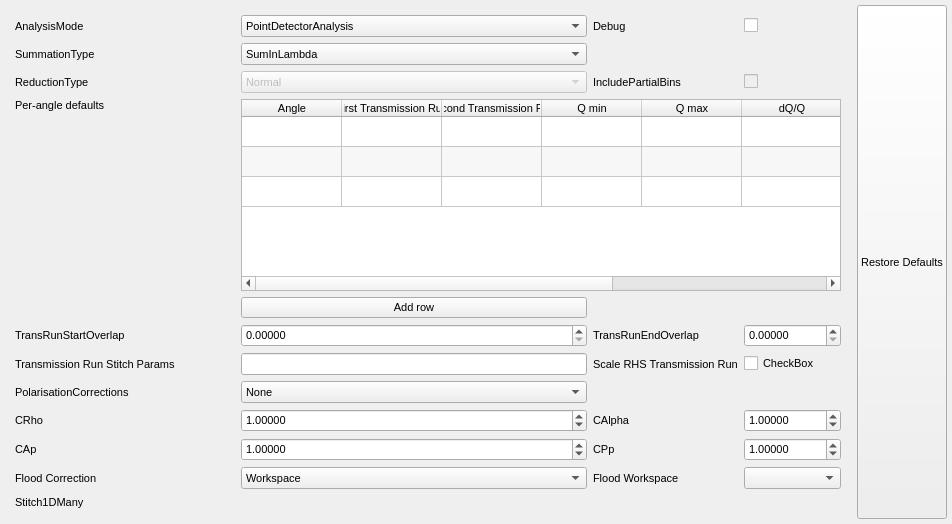
The window that qt/scientific_interfaces/ISISReflectometry/GUI/Experiment/ExperimentWidget.ui (mantidproject/mantid) describes before a commit, drawn with Qt 5.
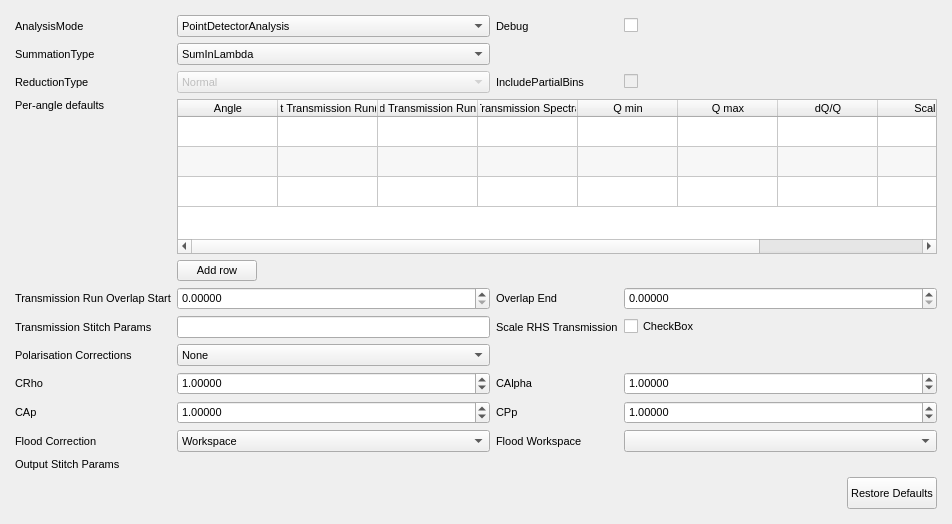
The same window after the commit. Custom widgets are drawn as their Qt base class.

Commit message:
Add new input widgets and remove hard-coded column count
Improve layout of ui widgets. Remove all instances of hard-coded number of columns in the per-theta defaults table

Re #26063

What changed in the file:
```diff
--- a/qt/scientific_interfaces/ISISReflectometry/GUI/Experiment/ExperimentWidget.ui
+++ b/qt/scientific_interfaces/ISISReflectometry/GUI/Experiment/ExperimentWidget.ui
@@ -26,7 +26,7 @@
   <property name="windowTitle">
    <string>Settings Tab</string>
   </property>
-  <layout class="QHBoxLayout" name="horizontalLayout" stretch="0,0">
+  <layout class="QHBoxLayout" name="horizontalLayout" stretch="0">
    <property name="leftMargin">
     <number>5</number>
    </property>
@@ -40,7 +40,7 @@
     <number>5</number>
    </property>
    <item>
-    <layout class="QGridLayout" name="expSettingsGrid" rowstretch="1,0,0,0,0,0,0,0,0,0,0,0,0,0" columnstretch="1,0,0,0">
+    <layout class="QGridLayout" name="expSettingsGrid" rowstretch="0,0,0,0,0,0,0,0,0,0,0,0,0,0,0,0,0" columnstretch="0,1,0,1,0">
      <property name="leftMargin">
       <number>10</number>
      </property>
@@ -53,7 +53,200 @@
      <property name="bottomMargin">
       <number>10</number>
      </property>
-     <item row="3" column="1" rowspan="3" colspan="3">
+     <item row="10" column="0">
+      <widget class="QLabel" name="polCorrLabel">
+       <property name="minimumSize">
+        <size>
+         <width>117</width>
+         <height>0</height>
+        </size>
+       </property>
+       <property name="text">
+        <string>Polarisation Corrections</string>
+       </property>
+      </widget>
+     </item>
+     <item row="8" column="0">
+      <widget class="QLabel" name="startOverlapLabel">
+       <property name="minimumSize">
+        <size>
+         <width>117</width>
+         <height>0</height>
+        </size>
+       </property>
+       <property name="text">
+        <string>Transmission Run Overlap Start</string>
+       </property>
+      </widget>
+     </item>
+     <item row="13" column="2">
+      <widget class="QLabel" name="floodWorkspaceWsSelectorLabel">
+       <property name="sizePolicy">
+        <sizepolicy hsizetype="MinimumExpanding" vsizetype="Preferred">
+         <horstretch>0</horstretch>
+         <verstretch>0</verstretch>
+        </sizepolicy>
+       </property>
+       <property name="minimumSize">
+        <size>
+         <width>117</width>
+         <height>0</height>
+        </size>
+       </property>
+       <property name="text">
+        <string>Flood Workspace</string>
+       </property>
+      </widget>
+     </item>
+     <item row="3" column="3">
+      <widget class="QCheckBox" name="includePartialBinsCheckBox">
+       <property name="enabled">
+        <bool>false</bool>
+       </property>
+       <property name="minimumSize">
+        <size>
+         <width>50</width>
+         <height>0</height>
+        </size>
+       </property>
+       <property name="text">
+        <string/>
+       </property>
+      </widget>
+     </item>
+     <item row="9" column="2">
+      <widget class="QLabel" name="transmissionScaleRHSLabel">
+       <property name="minimumSize">
+        <size>
+         <width>117</width>
+         <height>0</height>
+        </size>
+       </property>
+       <property name="text">
+        <string>Scale RHS Transmission</string>
+       </property>
+      </widget>
+     </item>
+     <item row="3" column="1">
+      <widget class="QComboBox" name="reductionTypeComboBox">
+       <property name="enabled">
+        <bool>false</bool>
+       </property>
+       <property name="sizePolicy">
+        <sizepolicy hsizetype="Minimum" vsizetype="Fixed">
+         <horstretch>0</horstretch>
+         <verstretch>0</verstretch>
+        </sizepolicy>
+       </property>
+       <item>
+        <property name="text">
+         <string>Normal</string>
+        </property>
+       </item>
+       <item>
+        <property name="text">
+         <string>DivergentBeam</string>
+        </property>
+       </item>
+       <item>
+        <property name="text">
+         <string>NonFlatSample</string>
+        </property>
+       </item>
+      </widget>
+     </item>
+     <item row="13" column="0">
+      <widget class="QLabel" name="floodCorLabel">
+       <property name="minimumSize">
+        <size>
+         <width>117</width>
+         <height>0</height>
+        </size>
+       </property>
+       <property name="text">
+        <string>Flood Correction</string>
+       </property>
+      </widget>
+     </item>
+     <item row="8" column="3">
+      <widget class="QDoubleSpinBox" name="endOverlapEdit">
+       <property name="minimumSize">
+        <size>
+         <width>50</width>
+         <height>0</height>
+        </size>
+       </property>
+       <property name="decimals">
+        <number>5</number>
+       </property>
+      </widget>
+     </item>
+     <item row="8" column="1">
+      <widget class="QDoubleSpinBox" name="startOverlapEdit">
+       <property name="decimals">
+        <number>5</number>
+       </property>
+       <property name="maximum">
+        <double>100000.000000000000000</double>
+       </property>
+      </widget>
+     </item>
+     <item row="1" column="1">
+      <widget class="QComboBox" name="analysisModeComboBox">
+       <property name="sizePolicy">
+        <sizepolicy hsizetype="Minimum" vsizetype="Fixed">
+         <horstretch>0</horstretch>
+         <verstretch>0</verstretch>
+        </sizepolicy>
+       </property>
+       <item>
+        <property name="text">
+         <string>PointDetectorAnalysis</string>
+        </property>
+       </item>
+       <item>
+        <property name="text">
+         <string>MultiDetectorAnalysis</string>
+        </property>
+       </item>
+      </widget>
+     </item>
+     <item row="7" column="1">
+      <widget class="QPushButton" name="addPerAngleOptionsButton">
+       <property name="sizePolicy">
+        <sizepolicy hsizetype="Fixed" vsizetype="Fixed">
+         <horstretch>0</horstretch>
+         <verstretch>0</verstretch>
+        </sizepolicy>
+       </property>
+       <property name="toolTip">
+        <string>Add another row to the per-angle options table</string>
+       </property>
+       <property name="whatsThis">
+        <string>Adds another row to the per-angle options table so that additional angles can be added</string>
+       </property>
+       <property name="text">
+        <string>Add row</string>
+       </property>
+      </widget>
+     </item>
+     <item row="13" column="3">
+      <widget class="MantidQt::MantidWidgets::WorkspaceSelector" name="floodWorkspaceWsSelector">
+       <property name="sizePolicy">
+        <sizepolicy hsizetype="MinimumExpanding" vsizetype="Fixed">
+         <horstretch>0</horstretch>
+         <verstretch>0</verstretch>
+        </sizepolicy>
+       </property>
+       <property name="minimumSize">
+        <size>
+         <width>50</width>
+         <height>0</height>
+        </size>
+       </property>
+      </widget>
+     </item>
+     <item row="4" column="1" rowspan="3" colspan="3">
       <widget class="QTableWidget" name="optionsTable">
        <property name="sizePolicy">
         <sizepolicy hsizetype="MinimumExpanding" vsizetype="Expanding">
@@ -83,7 +276,7 @@
         <number>3</number>
        </property>
        <property name="columnCount">
-        <number>8</number>
+        <number>9</number>
        </property>
        <attribute name="horizontalHeaderVisible">
         <bool>true</bool>
@@ -122,12 +315,17 @@
        </column>
        <column>
         <property name="text">
-         <string>First Transmission Run</string>
+         <string>1st Transmission Run(s)</string>
         </property>
        </column>
        <column>
         <property name="text">
-         <string>Second Transmission Run</string>
+         <string>2nd Transmission Run(s)</string>
+        </property>
+       </column>
+       <column>
+        <property name="text">
+         <string>Transmission Spectra</string>
         </property>
        </column>
        <column>
@@ -152,202 +350,120 @@
        </column>
        <column>
         <property name="text">
-         <string>ProcessingInstructions</string>
+         <string>Run Spectra</string>
         </property>
        </column>
       </widget>
      </item>
-     <item row="7" column="2">
-      <widget class="QLabel" name="endOverlapLabel">
-       <property name="minimumSize">
-        <size>
-         <width>117</width>
-         <height>0</height>
-        </size>
-       </property>
-       <property name="text">
-        <string>TransRunEndOverlap</string>
-       </property>
-      </widget>
-     </item>
-     <item row="8" column="0">
-      <widget class="QLabel" name="transmissionStitchParamsLabel">
-       <property name="text">
-        <string>Transmission Run Stitch Params</string>
-       </property>
-      </widget>
-     </item>
-     <item row="1" column="0">
-      <widget class="QLabel" name="summationTypeLabel">
-       <property name="minimumSize">
-        <size>
-         <width>117</width>
-         <height>0</height>
-        </size>
-       </property>
-       <property name="text">
-        <string>SummationType</string>
-       </property>
-      </widget>
-     </item>
-     <item row="10" column="1">
-      <widget class="QDoubleSpinBox" name="CRhoEdit">
-       <property name="decimals">
-        <number>5</number>
-       </property>
-       <property name="maximum">
-        <double>100000.000000000000000</double>
-       </property>
-       <property name="value">
-        <double>1.000000000000000</double>
-       </property>
-      </widget>
-     </item>
-     <item row="10" column="3">
-      <widget class="QDoubleSpinBox" name="CAlphaEdit">
-       <property name="decimals">
-        <number>5</number>
-       </property>
-       <property name="maximum">
-        <double>100000.000000000000000</double>
-       </property>
-       <property name="value">
-        <double>1.000000000000000</double>
-       </property>
-      </widget>
-     </item>
-     <item row="9" column="0">
-      <widget class="QLabel" name="polCorrLabel">
-       <property name="minimumSize">
-        <size>
-         <width>117</width>
-         <height>0</height>
-        </size>
-       </property>
-       <property name="text">
-        <string>PolarisationCorrections</string>
-       </property>
-      </widget>
-     </item>
-     <item row="0" column="3">
+     <item row="1" column="3">
       <widget class="QCheckBox" name="debugCheckBox">
+       <property name="minimumSize">
+        <size>
+         <width>50</width>
+         <height>0</height>
+        </size>
+       </property>
        <property name="text">
         <string/>
        </property>
       </widget>
      </item>
-     <item row="0" column="2">
-      <widget class="QLabel" name="debugLabel">
-       <property name="text">
-        <string>Debug</string>
+     <item row="11" column="2">
+      <widget class="QLabel" name="CAlphaLabel">
+       <property name="minimumSize">
+        <size>
+         <width>117</width>
+         <height>0</height>
+        </size>
        </property>
-      </widget>
-     </item>
-     <item row="11" column="3">
-      <widget class="QDoubleSpinBox" name="CPpEdit">
-       <property name="decimals">
-        <number>5</number>
-       </property>
-       <property name="maximum">
-        <double>100000.000000000000000</double>
-       </property>
-       <property name="value">
-        <double>1.000000000000000</double>
-       </property>
-      </widget>
-     </item>
-     <item row="10" column="0">
-      <widget class="QLabel" name="CRhoLabel">
        <property name="text">
-        <string>CRho</string>
+        <string>CAlpha</string>
        </property>
       </widget>
      </item>
-     <item row="1" column="1">
-      <widget class="QComboBox" name="summationTypeComboBox">
+     <item row="9" column="1">
+      <widget class="QLineEdit" name="transStitchParamsEdit">
        <property name="sizePolicy">
-        <sizepolicy hsizetype="Expanding" vsizetype="Fixed">
+        <sizepolicy hsizetype="Minimum" vsizetype="Fixed">
          <horstretch>0</horstretch>
          <verstretch>0</verstretch>
         </sizepolicy>
        </property>
-       <item>
-        <property name="text">
-         <string>SumInLambda</string>
-        </property>
-       </item>
-       <item>
-        <property name="text">
-         <string>SumInQ</string>
-        </property>
-       </item>
       </widget>
      </item>
-     <item row="0" column="0">
-      <widget class="QLabel" name="analysisModeLabel">
-       <property name="text">
-        <string>AnalysisMode</string>
+     <item row="3" column="2">
+      <widget class="QLabel" name="includePartialBinsLabel">
+       <property name="minimumSize">
+        <size>
+         <width>117</width>
+         <height>0</height>
+        </size>
        </property>
-      </widget>
-     </item>
-     <item row="6" column="1">
-      <widget class="QPushButton" name="addPerAngleOptionsButton">
-       <property name="toolTip">
-        <string>Add another row to the per-angle options table</string>
-       </property>
-       <property name="whatsThis">
-        <string>Adds another row to the per-angle options table so that additional angles can be added</string>
-       </property>
        <property name="text">
-        <string>Add row</string>
+        <string>IncludePartialBins</string>
        </property>
       </widget>
      </item>
-     <item row="7" column="3">
-      <widget class="QDoubleSpinBox" name="endOverlapEdit">
-       <property name="decimals">
-        <number>5</number>
-       </property>
-      </widget>
-     </item>
-     <item row="0" column="1">
-      <widget class="QComboBox" name="analysisModeComboBox">
-       <property name="sizePolicy">
-        <sizepolicy hsizetype="MinimumExpanding" vsizetype="Fixed">
-         <horstretch>0</horstretch>
-         <verstretch>0</verstretch>
-        </sizepolicy>
-       </property>
-       <item>
-        <property name="text">
-         <string>PointDetectorAnalysis</string>
-        </property>
-       </item>
-       <item>
-        <property name="text">
-         <string>MultiDetectorAnalysis</string>
-        </property>
-       </item>
-      </widget>
-     </item>
      <item row="3" column="0">
-      <widget class="QLabel" name="perAngleTableLabel">
+      <widget class="QLabel" name="reductionTypeLabel">
+       <property name="minimumSize">
+        <size>
+         <width>117</width>
+         <height>0</height>
+        </size>
+       </property>
        <property name="text">
-        <string>Per-angle defaults</string>
-       </property>
-       <property name="alignment">
-        <set>Qt::AlignLeading|Qt::AlignLeft|Qt::AlignTop</set>
+        <string>ReductionType</string>
        </property>
       </widget>
      </item>
-     <item row="11" column="0">
+     <item row="12" column="0">
       <widget class="QLabel" name="CApLabel">
+       <property name="minimumSize">
+        <size>
+         <width>117</width>
+         <height>0</height>
+        </size>
+       </property>
        <property name="text">
         <string>CAp</string>
        </property>
       </widget>
      </item>
-     <item row="11" column="1">
+     <item row="13" column="1">
+      <widget class="QComboBox" name="floodCorComboBox">
+       <property name="sizePolicy">
+        <sizepolicy hsizetype="MinimumExpanding" vsizetype="Fixed">
+         <horstretch>0</horstretch>
+         <verstretch>0</verstretch>
+        </sizepolicy>
+       </property>
+       <item>
+        <property name="text">
+         <string>Workspace</string>
+        </property>
+       </item>
+       <item>
+        <property name="text">
+         <string>ParameterFile</string>
+        </property>
+       </item>
+      </widget>
+     </item>
+     <item row="1" column="0">
+      <widget class="QLabel" name="analysisModeLabel">
+       <property name="minimumSize">
+        <size>
+         <width>117</width>
+         <height>0</height>
+        </size>
+       </property>
+       <property name="text">
+        <string>AnalysisMode</string>
+       </property>
+      </widget>
+     </item>
+     <item row="12" column="1">
       <widget class="QDoubleSpinBox" name="CApEdit">
        <property name="decimals">
         <number>5</number>
@@ -360,50 +476,30 @@
        </property>
       </widget>
      </item>
-     <item row="13" column="0">
-      <widget class="QLabel" name="stitchLabel">
-       <property name="text">
-        <string>Stitch1DMany</string>
+     <item row="2" column="1">
+      <widget class="QComboBox" name="summationTypeComboBox">
+       <property name="sizePolicy">
+        <sizepolicy hsizetype="Minimum" vsizetype="Fixed">
+         <horstretch>0</horstretch>
+         <verstretch>0</verstretch>
+        </sizepolicy>
        </property>
+       <item>
+        <property name="text">
+         <string>SumInLambda</string>
+        </property>
+       </item>
+       <item>
+        <property name="text">
+         <string>SumInQ</string>
+        </property>
+       </item>
       </widget>
      </item>
-     <item row="2" column="2">
-      <widget class="QLabel" name="includePartialBinsLabel">
-       <property name="text">
-        <string>IncludePartialBins</string>
-       </property>
-      </widget>
-     </item>
-     <item row="2" column="3">
-      <widget class="QCheckBox" name="includePartialBinsCheckBox">
-       <property name="enabled">
-        <bool>false</bool>
-       </property>
-       <property name="text">
-        <string/>
-       </property>
-      </widget>
-     </item>
-     <item row="10" column="2">
-      <widget class="QLabel" name="CAlphaLabel">
-       <property name="minimumSize">
-        <size>
-         <width>117</width>
-         <height>0</height>
-        </size>
-       </property>
-       <property name="text">
-        <string>CAlpha</string>
-       </property>
-      </widget>
-     </item>
-     <item row="12" column="3">
-      <widget class="MantidQt::MantidWidgets::WorkspaceSelector" name="floodWorkspaceWsSelector"/>
-     </item>
-     <item row="9" column="1">
+     <item row="10" column="1">
       <widget class="QComboBox" name="polCorrComboBox">
        <property name="sizePolicy">
-        <sizepolicy hsizetype="MinimumExpanding" vsizetype="Fixed">
+        <sizepolicy hsizetype="Minimum" vsizetype="Fixed">
          <horstretch>0</horstretch>
          <verstretch>0</verstretch>
         </sizepolicy>
@@ -430,7 +526,62 @@
        </item>
       </widget>
      </item>
-     <item row="11" column="2">
+     <item row="11" column="0">
+      <widget class="QLabel" name="CRhoLabel">
+       <property name="minimumSize">
+        <size>
+         <width>117</width>
+         <height>0</height>
+        </size>
+       </property>
+       <property name="text">
+        <string>CRho</string>
+       </property>
+      </widget>
+     </item>
+     <item row="11" column="1">
+      <widget class="QDoubleSpinBox" name="CRhoEdit">
+       <property name="decimals">
+        <number>5</number>
+       </property>
+       <property name="maximum">
+        <double>100000.000000000000000</double>
+       </property>
+       <property name="value">
+        <double>1.000000000000000</double>
+       </property>
+      </widget>
+     </item>
+     <item row="8" column="2">
+      <widget class="QLabel" name="endOverlapLabel">
+       <property name="minimumSize">
+        <size>
+         <width>117</width>
+         <height>0</height>
+        </size>
+       </property>
+       <property name="text">
+        <string>Overlap End</string>
+       </property>
+      </widget>
+     </item>
+     <item row="4" column="0">
+      <widget class="QLabel" name="perAngleTableLabel">
+       <property name="minimumSize">
+        <size>
+         <width>117</width>
+         <height>0</height>
+        </size>
+       </property>
+       <property name="text">
+        <string>Per-angle defaults</string>
+       </property>
+       <property name="alignment">
+        <set>Qt::AlignLeading|Qt::AlignLeft|Qt::AlignTop</set>
+       </property>
+      </widget>
+     </item>
+     <item row="12" column="2">
       <widget class="QLabel" name="CPpLabel">
        <property name="minimumSize">
         <size>
@@ -443,64 +594,21 @@
        </property>
       </widget>
      </item>
-     <item row="12" column="0">
-      <widget class="QLabel" name="floodCorLabel">
-       <property name="text">
-        <string>Flood Correction</string>
+     <item row="9" column="0">
+      <widget class="QLabel" name="transmissionStitchParamsLabel">
+       <property name="minimumSize">
+        <size>
+         <width>117</width>
+         <height>0</height>
+        </size>
        </property>
-      </widget>
-     </item>
-     <item row="12" column="2">
-      <widget class="QLabel" name="floodWorkspaceWsSelectorLabel">
        <property name="text">
-        <string>Flood Workspace</string>
+        <string>Transmission Stitch Params</string>
        </property>
       </widget>
      </item>
-     <item row="12" column="1">
-      <widget class="QComboBox" name="floodCorComboBox">
-       <item>
-        <property name="text">
-         <string>Workspace</string>
-        </property>
-       </item>
-       <item>
-        <property name="text">
-         <string>ParameterFile</string>
-        </property>
-       </item>
-      </widget>
-     </item>
-     <item row="2" column="1">
-      <widget class="QComboBox" name="reductionTypeComboBox">
-       <property name="enabled">
-        <bool>false</bool>
-       </property>
-       <property name="sizePolicy">
-        <sizepolicy hsizetype="Expanding" vsizetype="Fixed">
-         <horstretch>0</horstretch>
-         <verstretch>0</verstretch>
-        </sizepolicy>
-       </property>
-       <item>
-        <property name="text">
-         <string>Normal</string>
-        </property>
-       </item>
-       <item>
-        <property name="text">
-         <string>DivergentBeam</string>
-        </property>
-       </item>
-       <item>
-        <property name="text">
-         <string>NonFlatSample</string>
-        </property>
-       </item>
-      </widget>
-     </item>
-     <item row="2" column="0">
-      <widget class="QLabel" name="reductionTypeLabel">
+     <item row="15" column="0">
+      <widget class="QLabel" name="stitchLabel">
        <property name="minimumSize">
         <size>
          <width>117</width>
@@ -508,72 +616,118 @@
         </size>
        </property>
        <property name="text">
-        <string>ReductionType</string>
+        <string>Output Stitch Params</string>
        </property>
       </widget>
      </item>
-     <item row="7" column="0">
-      <widget class="QLabel" name="startOverlapLabel">
-       <property name="text">
-        <string>TransRunStartOverlap</string>
-       </property>
-      </widget>
-     </item>
-     <item row="7" column="1">
-      <widget class="QDoubleSpinBox" name="startOverlapEdit">
-       <property name="decimals">
-        <number>5</number>
-       </property>
-       <property name="maximum">
-        <double>100000.000000000000000</double>
-       </property>
-      </widget>
-     </item>
-     <item row="8" column="1">
-      <widget class="QLineEdit" name="transStitchParamsEdit"/>
-     </item>
-     <item row="8" column="2">
-      <widget class="QLabel" name="transmissionScaleRHSLabel">
-       <property name="text">
-        <string>Scale RHS Transmission Run</string>
-       </property>
-      </widget>
-     </item>
-     <item row="8" column="3">
+     <item row="9" column="3">
       <widget class="QCheckBox" name="transScaleRHSCheckBox">
+       <property name="minimumSize">
+        <size>
+         <width>50</width>
+         <height>0</height>
+        </size>
+       </property>
        <property name="text">
         <string>CheckBox</string>
        </property>
       </widget>
      </item>
+     <item row="1" column="2">
+      <widget class="QLabel" name="debugLabel">
+       <property name="minimumSize">
+        <size>
+         <width>117</width>
+         <height>0</height>
+        </size>
+       </property>
+       <property name="text">
+        <string>Debug</string>
+       </property>
+      </widget>
+     </item>
+     <item row="11" column="3">
+      <widget class="QDoubleSpinBox" name="CAlphaEdit">
+       <property name="minimumSize">
+        <size>
+         <width>50</width>
+         <height>0</height>
+        </size>
+       </property>
+       <property name="decimals">
+        <number>5</number>
+       </property>
+       <property name="maximum">
+        <double>100000.000000000000000</double>
+       </property>
+       <property name="value">
+        <double>1.000000000000000</double>
+       </property>
+      </widget>
+     </item>
+     <item row="2" column="0">
+      <widget class="QLabel" name="summationTypeLabel">
+       <property name="minimumSize">
+        <size>
+         <width>117</width>
+         <height>0</height>
+        </size>
+       </property>
+       <property name="text">
+        <string>SummationType</string>
+       </property>
+      </widget>
+     </item>
+     <item row="12" column="3">
+      <widget class="QDoubleSpinBox" name="CPpEdit">
+       <property name="minimumSize">
+        <size>
+         <width>50</width>
+         <height>0</height>
+        </size>
+       </property>
+       <property name="decimals">
+        <number>5</number>
+       </property>
+       <property name="maximum">
+        <double>100000.000000000000000</double>
+       </property>
+       <property name="value">
+        <double>1.000000000000000</double>
+       </property>
+      </widget>
+     </item>
+     <item row="16" column="3">
+      <widget class="QPushButton" name="getExpDefaultsButton">
+       <property name="sizePolicy">
+        <sizepolicy hsizetype="Fixed" vsizetype="Fixed">
+         <horstretch>0</horstretch>
+         <verstretch>0</verstretch>
+        </sizepolicy>
+       </property>
+       <property name="minimumSize">
+        <size>
+         <width>71</width>
+         <height>32</height>
+        </size>
+       </property>
+       <property name="layoutDirection">
+        <enum>Qt::RightToLeft</enum>
+       </property>
+       <property name="text">
+        <string>Restore Defaults</string>
+       </property>
+       <property name="fixedWidth" stdset="0">
+        <number>70</number>
+       </property>
+       <property name="fixedHeight" stdset="0">
+        <number>100</number>
+       </property>
+       <layout class="QHBoxLayout" name="getExpDefaultsButtonLayout"/>
+      </widget>
+     </item>
     </layout>
    </item>
-   <item>
-    <widget class="QPushButton" name="getExpDefaultsButton">
-     <property name="sizePolicy">
-      <sizepolicy hsizetype="Preferred" vsizetype="Expanding">
-       <horstretch>0</horstretch>
-       <verstretch>0</verstretch>
-      </sizepolicy>
-     </property>
-     <property name="minimumSize">
-      <size>
-       <width>71</width>
-       <height>32</height>
-      </size>
-     </property>
-     <property name="text">
-      <string>Restore Defaults</string>
-     </property>
-     <property name="fixedWidth" stdset="0">
-      <number>70</number>
-     </property>
-     <property name="fixedHeight" stdset="0">
-      <number>100</number>
-     </property>
-     <layout class="QHBoxLayout" name="getExpDefaultsButtonLayout"/>
-    </widget>
-   </item>
   </layout>
  </widget>
  <customwidgets>
```
The commit also changes 17 other files.
